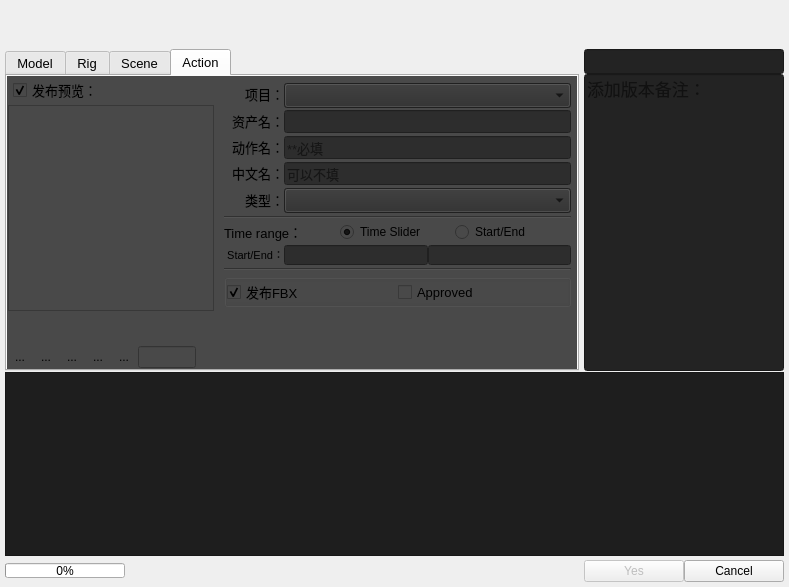
This is scripts/tools_publish/PublishTools/ui/PublishTool.ui in ShelovSun/CGTools_Maya as Qt 5 draws it before an edit. The edited form follows.
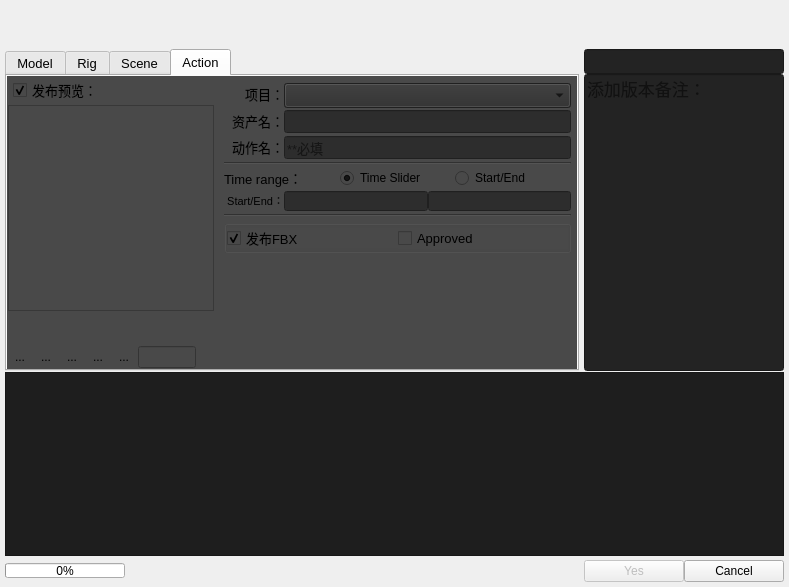
This is the edited form. The open tabs and pages were chosen to show the change.

```diff
--- a/scripts/tools_publish/PublishTools/ui/PublishTool.ui
+++ b/scripts/tools_publish/PublishTools/ui/PublishTool.ui
@@ -2529,144 +2529,6 @@
                 </item>
                </layout>
               </item>
-              <item>
-               <layout class="QHBoxLayout" name="horizontalLayout_28">
-                <property name="spacing">
-                 <number>0</number>
-                </property>
-                <item>
-                 <widget class="QLabel" name="label_17">
-                  <property name="sizePolicy">
-                   <sizepolicy hsizetype="Fixed" vsizetype="Fixed">
-                    <horstretch>0</horstretch>
-                    <verstretch>0</verstretch>
-                   </sizepolicy>
-                  </property>
-                  <property name="minimumSize">
-                   <size>
-                    <width>60</width>
-                    <height>0</height>
-                   </size>
-                  </property>
-                  <property name="maximumSize">
-                   <size>
-                    <width>16777215</width>
-                    <height>16777215</height>
-                   </size>
-                  </property>
-                  <property name="font">
-                   <font>
-                    <family>Microsoft YaHei UI</family>
-                    <pointsize>10</pointsize>
-                   </font>
-                  </property>
-                  <property name="text">
-                   <string>中文名：</string>
-                  </property>
-                  <property name="alignment">
-                   <set>Qt::AlignRight|Qt::AlignTrailing|Qt::AlignVCenter</set>
-                  </property>
-                 </widget>
-                </item>
-                <item>
-                 <widget class="QLineEdit" name="CHname_lineEdit_ac">
-                  <property name="font">
-                   <font>
-                    <family>Microsoft YaHei UI</family>
-                    <pointsize>10</pointsize>
-                   </font>
-                  </property>
-                  <property name="styleSheet">
-                   <string notr="true">background-color: rgb(45, 45, 45);</string>
-                  </property>
-                  <property name="inputMask">
-                   <string/>
-                  </property>
-                  <property name="text">
-                   <string/>
-                  </property>
-                  <property name="placeholderText">
-                   <string>可以不填</string>
-                  </property>
-                  <property name="clearButtonEnabled">
-                   <bool>true</bool>
-                  </property>
-                 </widget>
-                </item>
-               </layout>
-              </item>
-              <item>
-               <layout class="QHBoxLayout" name="horizontalLayout_26">
-                <property name="spacing">
-                 <number>0</number>
-                </property>
-                <item>
-                 <widget class="QLabel" name="label_16">
-                  <property name="sizePolicy">
-                   <sizepolicy hsizetype="Preferred" vsizetype="Fixed">
-                    <horstretch>0</horstretch>
-                    <verstretch>0</verstretch>
-                   </sizepolicy>
-                  </property>
-                  <property name="minimumSize">
-                   <size>
-                    <width>60</width>
-                    <height>0</height>
-                   </size>
-                  </property>
-                  <property name="maximumSize">
-                   <size>
-                    <width>16777215</width>
-                    <height>16777215</height>
-                   </size>
-                  </property>
-                  <property name="font">
-                   <font>
-                    <family>Microsoft YaHei UI</family>
-                    <pointsize>10</pointsize>
-                   </font>
-                  </property>
-                  <property name="text">
-                   <string>类型：</string>
-                  </property>
-                  <property name="alignment">
-                   <set>Qt::AlignRight|Qt::AlignTrailing|Qt::AlignVCenter</set>
-                  </property>
-                 </widget>
-                </item>
-                <item>
-                 <widget class="QComboBox" name="publishType_comb_ac">
-                  <property name="sizePolicy">
-                   <sizepolicy hsizetype="Expanding" vsizetype="Fixed">
-                    <horstretch>0</horstretch>
-                    <verstretch>0</verstretch>
-                   </sizepolicy>
-                  </property>
-                  <property name="minimumSize">
-                   <size>
-                    <width>200</width>
-                    <height>25</height>
-                   </size>
-                  </property>
-                  <property name="maximumSize">
-                   <size>
-                    <width>16777215</width>
-                    <height>25</height>
-                   </size>
-                  </property>
-                  <property name="font">
-                   <font>
-                    <family>Microsoft YaHei UI</family>
-                    <pointsize>10</pointsize>
-                   </font>
-                  </property>
-                  <property name="styleSheet">
-                   <string notr="true">background-color: rgb(45, 45, 45);</string>
-                  </property>
-                 </widget>
-                </item>
-               </layout>
-              </item>
               <item>
                <widget class="Line" name="line">
                 <property name="orientation">
```
Left out of the diff: 2 changed lines with no effect on the pictures.
